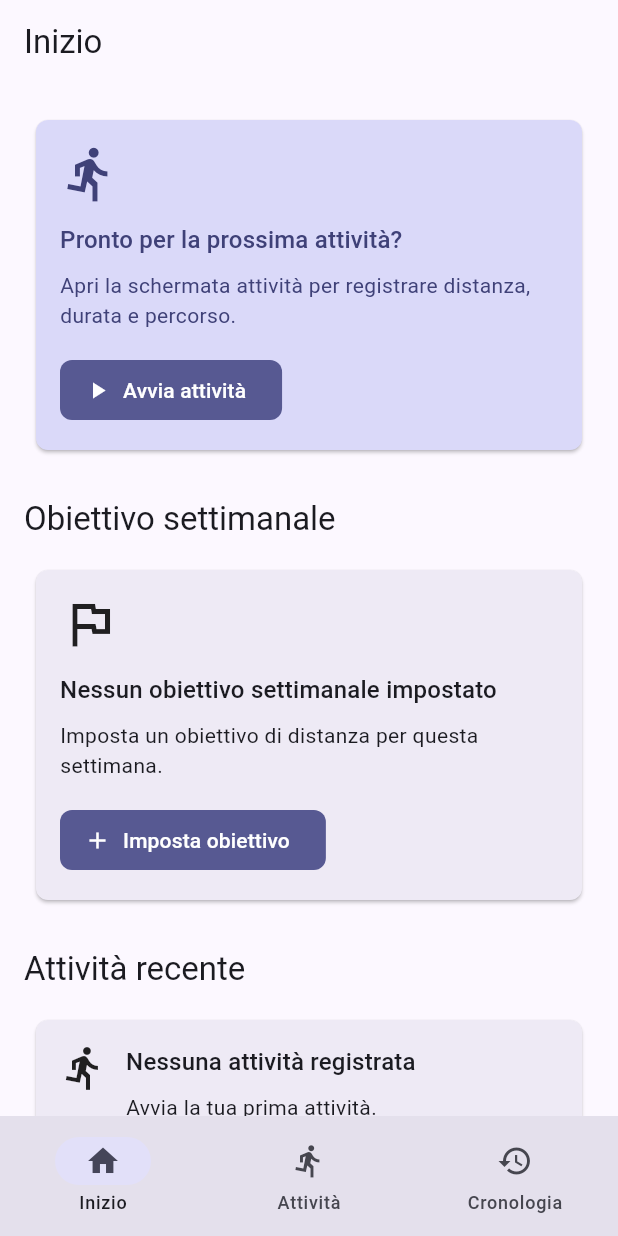
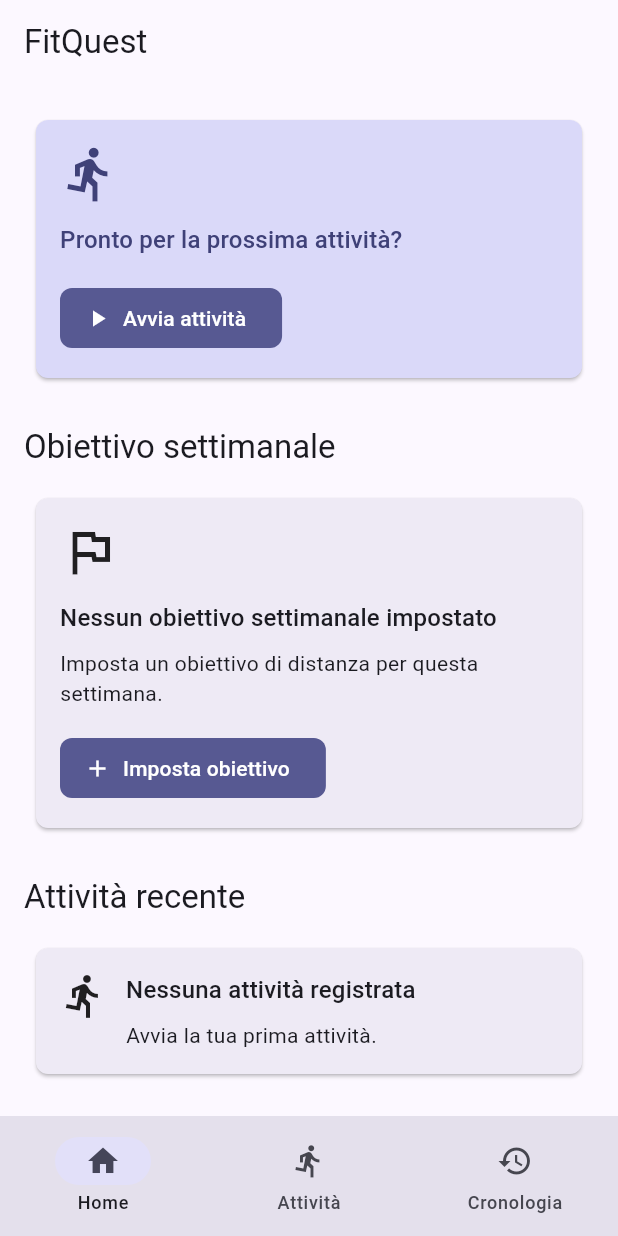
Before and after one commit to Thomasdg00/FitQuest-Flutter, a Flutter app: the screen it shows after launch, on a phone screen of 412 x 824 dp. Run offline on Flutter 3.47's test engine with Material 3 defaults, Android fonts, the phone set to English and light mode, and no system bars; our stand-ins replace drift, drift_flutter, flutter_riverpod, geolocator, google_maps_flutter; accounts and stored records are empty; generated files the repository leaves out were written again.

Commit message:
Rifinitura Finale

```diff
--- a/lib/src/home/presentation/home_screen.dart
+++ b/lib/src/home/presentation/home_screen.dart
@@ -41,7 +41,7 @@ class HomeScreen extends ConsumerWidget {
     }
 
     return Scaffold(
-      appBar: AppBar(title: const Text('Inizio')),
+      appBar: AppBar(title: const Text('FitQuest')),
       body: progress.when(
         data: (value) {
           return _HomeContent(
@@ -143,13 +143,6 @@ class _StartTrackingCard extends StatelessWidget {
             Text(
               'Pronto per la prossima attività?',
               style: textTheme.titleMedium?.copyWith(
-                color: colorScheme.onPrimaryContainer,
-              ),
-            ),
-            const SizedBox(height: 8),
-            Text(
-              'Apri la schermata attività per registrare distanza, durata e percorso.',
-              style: textTheme.bodyMedium?.copyWith(
                 color: colorScheme.onPrimaryContainer,
               ),
             ),
--- a/lib/src/presentation/app/fitquest_app.dart
+++ b/lib/src/presentation/app/fitquest_app.dart
@@ -49,7 +49,7 @@ class _FitQuestShellState extends State<FitQuestShell> {
           NavigationDestination(
             key: Key('nav-home'),
             icon: Icon(Icons.home),
-            label: 'Inizio',
+            label: 'Home',
           ),
           NavigationDestination(
             key: Key('nav-tracking'),
```
Also changed, not shown: 6 other files.
